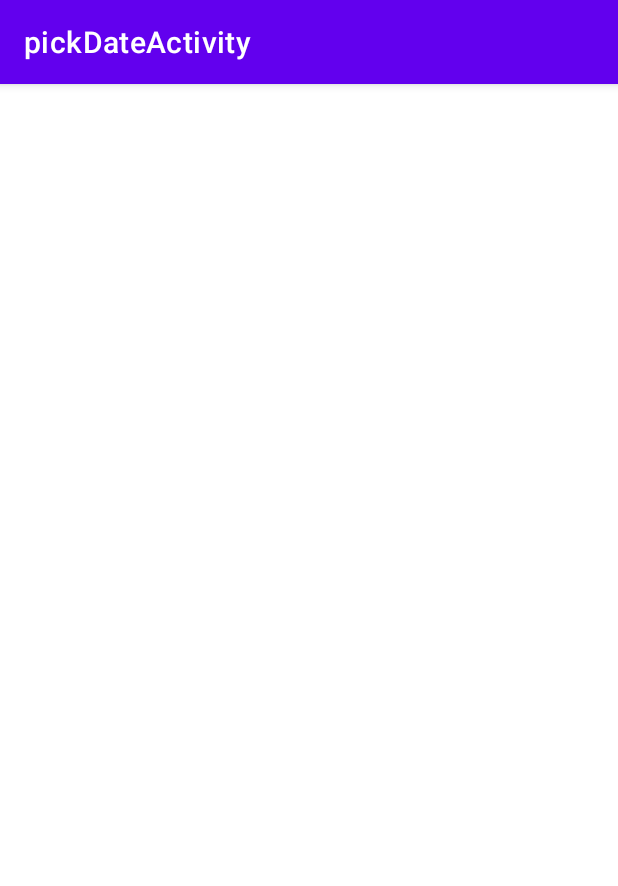
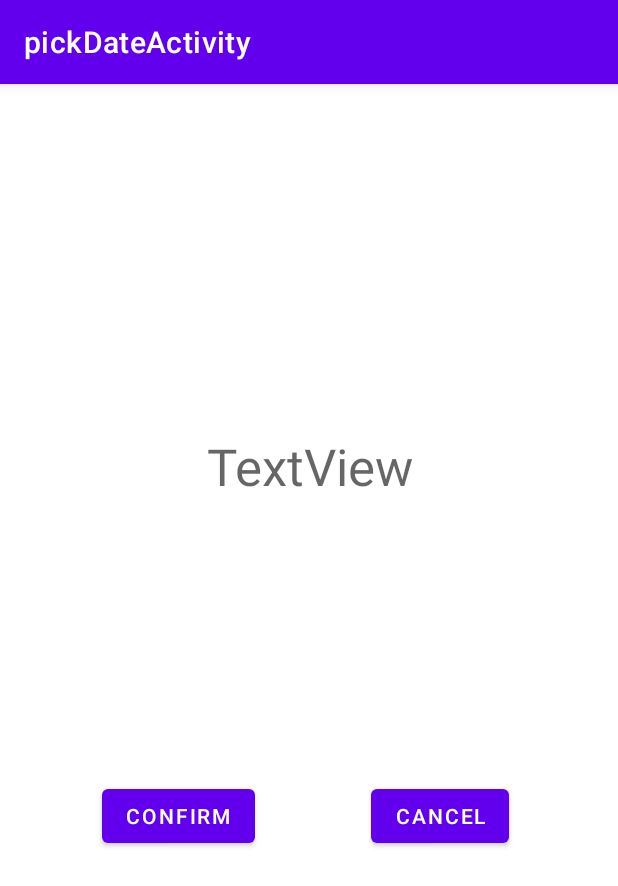
Before and after one commit to functionNormally/Hello_World, an Android app: the DateActivity screen opened directly, with no data from a screen before it, on a phone screen of 412 x 824 dp. Shown: the top 886 px of the screen. Run offline under Robolectric (Android 15) with nearby library versions, the phone set to English and light mode, and no system bars; 5 statements that could not run were skipped.

Commit message:
Update 3.3

```diff
--- a/app/src/main/AndroidManifest.xml
+++ b/app/src/main/AndroidManifest.xml
@@ -15,7 +15,6 @@
             android:exported="true">
             <intent-filter>
                 <action android:name="android.intent.action.MAIN" />
-
                 <category android:name="android.intent.category.LAUNCHER" />
             </intent-filter>
 
--- a/app/src/main/java/com/example/helloworld/DateActivity.java
+++ b/app/src/main/java/com/example/helloworld/DateActivity.java
@@ -1,21 +1,103 @@
 package com.example.helloworld;
 
+import android.app.DatePickerDialog;
 import android.content.Intent;
 import android.os.Bundle;
+import android.view.View;
+import android.widget.Button;
+import android.widget.DatePicker;
 import android.widget.TextView;
 
 import androidx.appcompat.app.AppCompatActivity;
 
-public class DateActivity extends AppCompatActivity{
+import java.util.Calendar;
+
+public class DateActivity extends AppCompatActivity implements DatePickerDialog.OnDateSetListener {
+
+    private TextView dateSelectedText;
+    private Button buttonConfirm;
+    private Button buttonCancel;
+
+    static final int RESULT_OK = 1;
+    static final int RESULT_CANCELED = 0;
+
     @Override
     protected void onCreate(Bundle savedInstanceState) {
         super.onCreate(savedInstanceState);
         setContentView(R.layout.activity_datedisplay);
+        initView();
+    }
 
+    private void initView() {
+        dateSelectedText = (TextView) findViewById(R.id.date_view);
+        buttonConfirm = (Button) findViewById(R.id.button_confirm);
+        buttonCancel = (Button) findViewById(R.id.button_cancel);
 
+        dateSelectedText.setText(getStocker().getBirthday());
 
+        showDate(findViewById(R.id.display_date_layout));
+    }
 
+    private void showDate(View v) {
+        DatePickerDialog datePickerDialog;
+        if (dateSelectedText.getText().toString().equals("")) {
+            // If date not selected in MainActivity
+            datePickerDialog = new DatePickerDialog(
+                    this,
+                    this,
+                    Calendar.getInstance().get(Calendar.YEAR),
+                    Calendar.getInstance().get(Calendar.MONTH),
+                    Calendar.getInstance().get(Calendar.DAY_OF_MONTH)
+            );
+        } else {
+            // If there is already a date selected in MainActivity
+            int year, month, day;
+            String[] date = dateSelectedText.getText().toString().split("/");
+            year = Integer.parseInt(date[2]);
+            month = Integer.parseInt(date[1]);
+            day = Integer.parseInt(date[0]);
+            datePickerDialog = new DatePickerDialog(
+                    this,
+                    this,
+                    year,
+                    month - 1,
+                    day
+                    );
+        }
 
+        datePickerDialog.show();
+    }
 
+    private Stocker getStocker() {
+        Intent i = getIntent();
+        Bundle bun = i.getExtras();
+
+        return bun.getParcelable("stocker");
+    }
+
+    @Override
+    public void onDateSet(DatePicker view, int year, int month, int dayOfMonth) {
+        String textBirthday = dayOfMonth+"/"+(month+1)+"/"+year;
+        dateSelectedText.setText(textBirthday);
+    }
+
+    private void btnClick(boolean confirm) {
+        Intent intent = new Intent(getApplicationContext(), MainActivity.class);
+        if (confirm) {
+            String dateSelected = dateSelectedText.getText().toString();
+            intent.putExtra("date_selected", dateSelected);
+            setResult(RESULT_OK, intent);
+        } else {
+            setResult(RESULT_CANCELED, intent);
+        }
+        finish();
+    }
+
+    public void confirmBtnClick(View v) {
+        btnClick(true);
+    }
+
+    public void cancelBtnClick(View v) {
+        btnClick(false);
     }
 }
--- a/app/src/main/res/layout/activity_datedisplay.xml
+++ b/app/src/main/res/layout/activity_datedisplay.xml
@@ -1,6 +1,43 @@
 <?xml version="1.0" encoding="utf-8"?>
 <androidx.constraintlayout.widget.ConstraintLayout xmlns:android="http://schemas.android.com/apk/res/android"
+    xmlns:app="http://schemas.android.com/apk/res-auto"
+    android:id="@+id/display_date_layout"
+    xmlns:tools="http://schemas.android.com/tools"
     android:layout_width="match_parent"
     android:layout_height="match_parent">
 
+    <TextView
+        android:id="@+id/date_view"
+        android:layout_width="304dp"
+        android:layout_height="55dp"
+        android:layout_marginTop="232dp"
+        android:text="TextView"
+        android:textAlignment="center"
+        android:textAppearance="@style/TextAppearance.AppCompat.Display1"
+        app:layout_constraintEnd_toEndOf="parent"
+        app:layout_constraintStart_toStartOf="parent"
+        app:layout_constraintTop_toTopOf="parent" />
+
+    <Button
+        android:id="@+id/button_confirm"
+        android:layout_width="wrap_content"
+        android:layout_height="wrap_content"
+        android:layout_marginStart="68dp"
+        android:layout_marginBottom="256dp"
+        android:text="@string/btn_confirm"
+        android:onClick="confirmBtnClick"
+        app:layout_constraintBottom_toBottomOf="parent"
+        app:layout_constraintStart_toStartOf="parent" />
+
+    <Button
+        android:id="@+id/button_cancel"
+        android:layout_width="wrap_content"
+        android:layout_height="wrap_content"
+        android:layout_marginBottom="256dp"
+        android:text="@string/btn_cancel"
+        android:onClick="cancelBtnClick"
+        app:layout_constraintBottom_toBottomOf="parent"
+        app:layout_constraintEnd_toEndOf="parent"
+        app:layout_constraintHorizontal_bias="0.517"
+        app:layout_constraintStart_toEndOf="@+id/button_confirm" />
 </androidx.constraintlayout.widget.ConstraintLayout>
--- a/app/src/main/res/values/strings.xml
+++ b/app/src/main/res/values/strings.xml
@@ -15,4 +15,6 @@
     <string name="add_telephone_number">Add Telephone number</string>
     <string name="pickDateActivity">pickDateActivity</string>
     <string name="Date_action">date</string>
+    <string name="btn_confirm">Confirm</string>
+    <string name="btn_cancel">Cancel</string>
 </resources>
```
Also changed, not shown: app/src/main/java/com/example/helloworld/MainActivity.java (+28 -14 lines).
